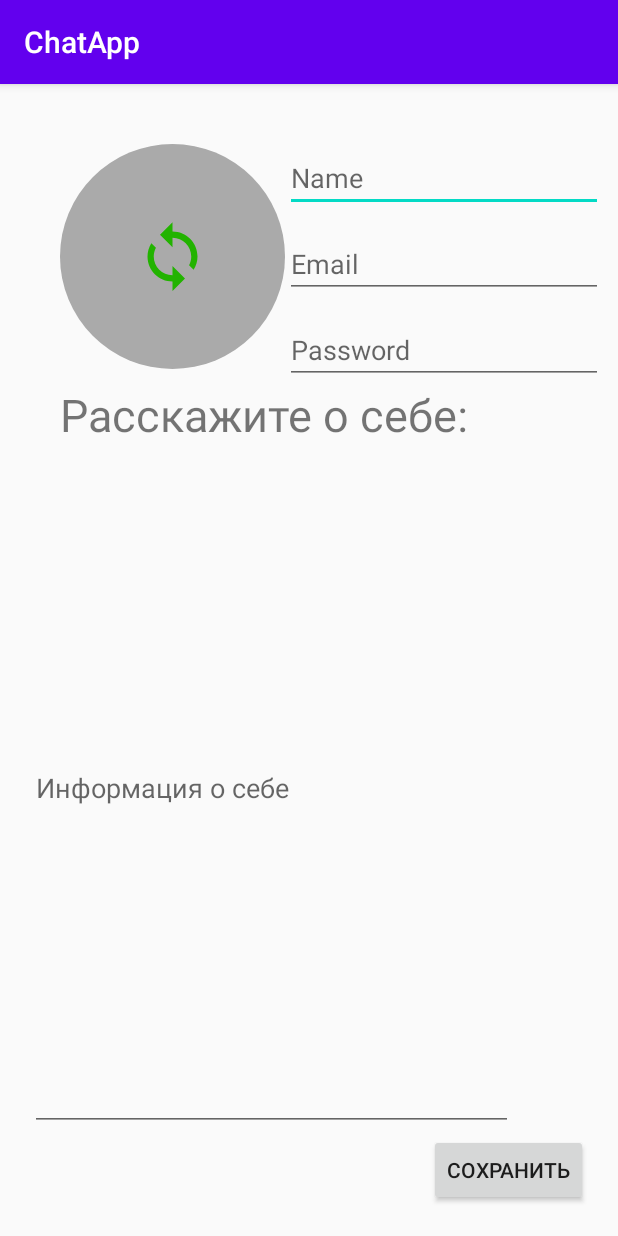
After one commit to Eganin/ChatApp, an Android app: the CustomizeView screen opened directly, with no data from a screen before it, on a phone screen of 412 x 824 dp. The commit adds this screen. Run offline under Robolectric (Android 15) with nearby library versions, the phone set to English and light mode, and no system bars.

Commit message:
add views settings and customize

```diff
--- a/app/src/main/AndroidManifest.xml
+++ b/app/src/main/AndroidManifest.xml
@@ -11,6 +11,8 @@
         android:theme="@style/AppTheme">
         <activity android:name=".mvp.userlist.UserListView"></activity>
         <activity android:name=".mvp.chat.ChatView"></activity>
+        <activity android:name=".mvp.menu.settings.SettingsView"></activity>
+        <activity android:name=".mvp.menu.customize.CustomizeView"></activity>
         <activity android:name=".mvp.signin.SignInView">
             <intent-filter>
                 <action android:name="android.intent.action.MAIN" />
--- a/app/src/main/java/com/example/chatapp/mvp/chat/ChatView.java
+++ b/app/src/main/java/com/example/chatapp/mvp/chat/ChatView.java
@@ -51,7 +51,7 @@ public class ChatView extends AppCompatActivity {
     @Override
     protected void onCreate(Bundle savedInstanceState){
         super.onCreate(savedInstanceState);
-        setContentView(R.layout.activity_chat);
+        setContentView(R.layout.view_chat);
 
         initPresenter();
         initDB();
--- /dev/null
+++ b/app/src/main/java/com/example/chatapp/mvp/menu/customize/CustomizeModel.java
@@ -0,0 +1,4 @@
+package com.example.chatapp.mvp.menu.customize;
+
+public class CustomizeModel {
+}
--- /dev/null
+++ b/app/src/main/java/com/example/chatapp/mvp/menu/customize/CustomizePresenter.java
@@ -0,0 +1,10 @@
+package com.example.chatapp.mvp.menu.customize;
+
+public class CustomizePresenter {
+
+    private CustomizeModel model;
+
+    public CustomizePresenter(CustomizeModel model){
+        this.model=model;
+    }
+}
--- /dev/null
+++ b/app/src/main/java/com/example/chatapp/mvp/menu/customize/CustomizeView.java
@@ -0,0 +1,56 @@
+package com.example.chatapp.mvp.menu.customize;
+
+import android.os.Bundle;
+import android.view.View;
+import android.widget.Button;
+import android.widget.EditText;
+import android.widget.ImageView;
+
+import androidx.appcompat.app.AppCompatActivity;
+
+import com.example.chatapp.R;
+
+public class CustomizeView extends AppCompatActivity {
+
+    private ImageView imageViewAvatar;
+    private EditText editTextCustomizeNickName;
+    private EditText editTextCustomizePassword;
+    private EditText editTextCustomizeEmail;
+    private EditText editTextUserInfo;
+    private Button buttonSubmitCustomize;
+    private CustomizePresenter presenter;
+
+    @Override
+    protected void onCreate(Bundle savedInstanceState) {
+        super.onCreate(savedInstanceState);
+
+        setContentView(R.layout.view_customize);
+
+        initPresenter();
+        findFields();
+        handlerButton();
+    }
+
+    private void initPresenter(){
+        CustomizeModel customizeModel = new CustomizeModel();
+        presenter = new CustomizePresenter(customizeModel);
+    }
+
+    private void findFields(){
+        imageViewAvatar = findViewById(R.id.imageViewAvatar);
+        editTextCustomizeEmail = findViewById(R.id.editTExtCustomizeEmail);
+        editTextCustomizeNickName = findViewById(R.id.editTextCustomizeNickName);
+        editTextCustomizePassword = findViewById(R.id.editTExtCustomizePassword);
+        editTextUserInfo = findViewById(R.id.editTextUserInfo);
+        buttonSubmitCustomize = findViewById(R.id.buttonSubmitCustomize);
+    }
+
+    private void handlerButton(){
+        buttonSubmitCustomize.setOnClickListener(new View.OnClickListener() {
+            @Override
+            public void onClick(View view) {
+
+            }
+        });
+    }
+}
--- /dev/null
+++ b/app/src/main/java/com/example/chatapp/mvp/menu/settings/SettingsModel.java
@@ -0,0 +1,4 @@
+package com.example.chatapp.mvp.menu.settings;
+
+public class SettingsModel {
+}
--- /dev/null
+++ b/app/src/main/java/com/example/chatapp/mvp/menu/settings/SettingsPresenter.java
@@ -0,0 +1,4 @@
+package com.example.chatapp.mvp.menu.settings;
+
+public class SettingsPresenter {
+}
--- /dev/null
+++ b/app/src/main/java/com/example/chatapp/mvp/menu/settings/SettingsView.java
@@ -0,0 +1,13 @@
+package com.example.chatapp.mvp.menu.settings;
+
+import android.os.Bundle;
+
+import androidx.appcompat.app.AppCompatActivity;
+
+public class SettingsView extends AppCompatActivity {
+
+    @Override
+    protected void onCreate(Bundle savedInstanceState) {
+        super.onCreate(savedInstanceState);
+    }
+}
--- a/app/src/main/java/com/example/chatapp/mvp/signin/SignInView.java
+++ b/app/src/main/java/com/example/chatapp/mvp/signin/SignInView.java
@@ -43,7 +43,7 @@ public class SignInView extends AppCompatActivity {
     @Override
     protected void onCreate(Bundle savedInstanceState){
         super.onCreate(savedInstanceState);
-        setContentView(R.layout.activity_sign_in);
+        setContentView(R.layout.view_sign_in);
 
         initPresenter();
         initDB();
--- a/app/src/main/java/com/example/chatapp/mvp/userlist/UserListView.java
+++ b/app/src/main/java/com/example/chatapp/mvp/userlist/UserListView.java
@@ -15,6 +15,8 @@ import com.example.chatapp.R;
 import com.example.chatapp.adapter.UserAdapter;
 import com.example.chatapp.common.User;
 import com.example.chatapp.mvp.chat.ChatView;
+import com.example.chatapp.mvp.menu.customize.CustomizeView;
+import com.example.chatapp.mvp.menu.settings.SettingsView;
 import com.example.chatapp.mvp.signin.SignInView;
 
 import java.util.ArrayList;
@@ -37,7 +39,7 @@ public class UserListView extends AppCompatActivity {
     @Override
     protected void onCreate(Bundle savedInstanceState) {
         super.onCreate(savedInstanceState);
-        setContentView(R.layout.activity_user_list);
+        setContentView(R.layout.view_user_list);
 
         getDataFromSignInActivity();
         initPresenter();
@@ -48,7 +50,7 @@ public class UserListView extends AppCompatActivity {
     }
 
     @Override
-    protected void onDestroy(){
+    protected void onDestroy() {
         super.onDestroy();
         presenter.detachView();
     }
@@ -61,16 +63,25 @@ public class UserListView extends AppCompatActivity {
     }
 
     @Override
-    public boolean onOptionsItemSelected(MenuItem item){
+    public boolean onOptionsItemSelected(MenuItem item) {
 
         int id = item.getItemId();
 
-        switch (id){
+        switch (id) {
 
             case R.id.sign_out:
                 // разлогиниваемся в FireBase
                 presenter.signOutDB();
-                startActivity(new Intent(UserListView.this , SignInView.class));
+                startActivity(new Intent(UserListView.this, SignInView.class));
+                return true;
+
+            case R.id.settings:
+                startActivity(new Intent(UserListView.this, SettingsView.class));
+                return true;
+
+
+            case R.id.customize_user:
+                startActivity(new Intent(UserListView.this, CustomizeView.class));
                 return true;
 
             default:
@@ -78,7 +89,7 @@ public class UserListView extends AppCompatActivity {
         }
     }
 
-    private void getDataFromSignInActivity(){
+    private void getDataFromSignInActivity() {
         Intent intent = getIntent();
         userName = intent.getStringExtra(NICKNAME);
     }
@@ -90,11 +101,11 @@ public class UserListView extends AppCompatActivity {
 
     }
 
-    private void initDB(){
+    private void initDB() {
         presenter.initDB();
     }
 
-    private void initRecyclerView(){
+    private void initRecyclerView() {
         recyclerView = findViewById(R.id.recyclerViewUserList);
         userArrayList = new ArrayList<User>();
         userAdapter = new UserAdapter(userArrayList);
@@ -108,7 +119,7 @@ public class UserListView extends AppCompatActivity {
         recyclerView.setAdapter(userAdapter);
     }
 
-    private void implementsInterfaceFromUserAdapter(){
+    private void implementsInterfaceFromUserAdapter() {
         userAdapter.setOnClickListener(new UserAdapter.OnUserClickListener() {
             @Override
             public void onUserClick(int position) {
@@ -118,14 +129,14 @@ public class UserListView extends AppCompatActivity {
     }
 
     private void goToChat(int position) {
-        Intent intent = new Intent(UserListView.this , ChatView.class);
-        intent.putExtra(RECIPIENT_USER_ID,userArrayList.get(position).getId());
-        intent.putExtra(RECIPIENT_USER_NAME,userArrayList.get(position).getName());
-        intent.putExtra(NICKNAME , userName);
+        Intent intent = new Intent(UserListView.this, ChatView.class);
+        intent.putExtra(RECIPIENT_USER_ID, userArrayList.get(position).getId());
+        intent.putExtra(RECIPIENT_USER_NAME, userArrayList.get(position).getName());
+        intent.putExtra(NICKNAME, userName);
         startActivity(intent);
     }
 
-    private void attachUserDatabaseReferenceListener(){
-        presenter.listenerDBUsers(userArrayList , userAdapter);
+    private void attachUserDatabaseReferenceListener() {
+        presenter.listenerDBUsers(userArrayList, userAdapter);
     }
 }
--- /dev/null
+++ b/app/src/main/res/drawable/circle_background_image_avatar.xml
@@ -0,0 +1,9 @@
+<?xml version="1.0" encoding="utf-8"?>
+<shape xmlns:android="http://schemas.android.com/apk/res/android"
+    android:shape="oval">
+
+    <solid android:color="@android:color/darker_gray"/>
+    <size android:width="150dp"
+        android:height="150dp" />
+
+</shape>
--- /dev/null
+++ b/app/src/main/res/drawable/ic_baseline_loop_24.xml
@@ -0,0 +1,5 @@
+<vector android:height="24dp" android:tint="#22B300"
+    android:viewportHeight="24" android:viewportWidth="24"
+    android:width="24dp" xmlns:android="http://schemas.android.com/apk/res/android">
+    <path android:fillColor="@android:color/white" android:pathData="M12,4L12,1L8,5l4,4L12,6c3.31,0 6,2.69 6,6 0,1.01 -0.25,1.97 -0.7,2.8l1.46,1.46C19.54,15.03 20,13.57 20,12c0,-4.42 -3.58,-8 -8,-8zM12,18c-3.31,0 -6,-2.69 -6,-6 0,-1.01 0.25,-1.97 0.7,-2.8L5.24,7.74C4.46,8.97 4,10.43 4,12c0,4.42 3.58,8 8,8v3l4,-4 -4,-4v3z"/>
+</vector>
--- /dev/null
+++ b/app/src/main/res/drawable/ic_baseline_person_outline_24.xml
@@ -0,0 +1,5 @@
+<vector android:height="24dp" android:tint="#22B300"
+    android:viewportHeight="24" android:viewportWidth="24"
+    android:width="24dp" xmlns:android="http://schemas.android.com/apk/res/android">
+    <path android:fillColor="@android:color/white" android:pathData="M12,5.9c1.16,0 2.1,0.94 2.1,2.1s-0.94,2.1 -2.1,2.1S9.9,9.16 9.9,8s0.94,-2.1 2.1,-2.1m0,9c2.97,0 6.1,1.46 6.1,2.1v1.1L5.9,18.1L5.9,17c0,-0.64 3.13,-2.1 6.1,-2.1M12,4C9.79,4 8,5.79 8,8s1.79,4 4,4 4,-1.79 4,-4 -1.79,-4 -4,-4zM12,13c-2.67,0 -8,1.34 -8,4v3h16v-3c0,-2.66 -5.33,-4 -8,-4z"/>
+</vector>
--- /dev/null
+++ b/app/src/main/res/layout/view_customize.xml
@@ -0,0 +1,84 @@
+<?xml version="1.0" encoding="utf-8"?>
+<RelativeLayout xmlns:android="http://schemas.android.com/apk/res/android"
+    android:layout_width="match_parent"
+    android:layout_height="match_parent">
+
+    <FrameLayout
+        android:id="@+id/frame"
+        android:layout_width="150dp"
+        android:layout_height="150dp"
+        android:layout_marginLeft="40dp"
+        android:layout_marginTop="40dp">
+        <ImageView
+            android:id="@+id/imageViewAvatar"
+            android:layout_width="150dp"
+            android:layout_height="150dp"
+
+            android:background="@drawable/circle_background_image_avatar"/>
+        <ImageView
+            android:layout_width="50dp"
+            android:layout_height="50dp"
+            android:background="@drawable/ic_baseline_loop_24"
+            android:layout_gravity="center"/>
+    </FrameLayout>
+
+
+
+    <EditText
+        android:id="@+id/editTextCustomizeNickName"
+        android:layout_width="match_parent"
+        android:layout_height="wrap_content"
+        android:layout_marginTop="40dp"
+        android:layout_marginRight="10dp"
+        android:layout_toRightOf="@id/frame"
+        android:hint="Name" />
+
+    <EditText
+        android:id="@+id/editTExtCustomizeEmail"
+        style="@style/CustomizeEditText"
+        android:layout_width="match_parent"
+        android:layout_height="wrap_content"
+        android:layout_below="@id/editTextCustomizeNickName"
+        android:hint="Email" />
+
+    <EditText
+        android:id="@+id/editTExtCustomizePassword"
+        style="@style/CustomizeEditText"
+        android:layout_width="match_parent"
+        android:layout_height="wrap_content"
+        android:layout_below="@id/editTExtCustomizeEmail"
+        android:hint="Password" />
+
+    <TextView
+        android:id="@+id/textViewUserInfo"
+        android:layout_width="match_parent"
+        android:layout_height="wrap_content"
+        android:layout_below="@id/editTExtCustomizePassword"
+        android:text="Расскажите о себе:"
+        android:textSize="30sp"
+        android:layout_marginLeft="40dp"/>
+
+
+
+    <EditText
+        android:id="@+id/editTextUserInfo"
+        android:layout_width="match_parent"
+        android:layout_height="match_parent"
+        android:hint="Информация о себе"
+        android:layout_below="@id/textViewUserInfo"
+        android:scrollbars="vertical"
+        android:layout_marginBottom="70dp"
+        android:layout_marginLeft="20dp"
+        android:layout_marginRight="70dp"/>
+
+    <Button
+        android:id="@+id/buttonSubmitCustomize"
+        android:layout_width="wrap_content"
+        android:layout_height="wrap_content"
+        android:layout_alignParentBottom="true"
+        android:layout_alignParentRight="true"
+        android:layout_marginRight="20dp"
+        android:layout_marginBottom="20dp"
+        android:text="Сохранить"/>
+
+</RelativeLayout>
--- /dev/null
+++ b/app/src/main/res/layout/view_settings.xml
@@ -0,0 +1,6 @@
+<?xml version="1.0" encoding="utf-8"?>
+<RelativeLayout
+    xmlns:android="http://schemas.android.com/apk/res/android" android:layout_width="match_parent"
+    android:layout_height="match_parent">
+
+</RelativeLayout>
--- a/app/src/main/res/menu/main_menu.xml
+++ b/app/src/main/res/menu/main_menu.xml
@@ -6,5 +6,15 @@
         android:id="@+id/sign_out"
         android:title="Sign Out"
         app:showAsAction="never" />
+    <item
+        android:id="@+id/settings"
+        android:title="Settings"
+        app:showAsAction="never"/>
+
+    <item
+        android:id="@+id/customize_user"
+        android:title="Customize User"
+        app:showAsAction="always"
+        android:icon="@drawable/ic_baseline_person_outline_24" />
 
 </menu>
--- a/app/src/main/res/values/styles.xml
+++ b/app/src/main/res/values/styles.xml
@@ -7,4 +7,10 @@
         <item name="colorAccent">@color/colorAccent</item>
     </style>
 
+    <style name="CustomizeEditText">
+        <item name="android:layout_marginRight">10dp</item>
+        <item name="android:layout_toRightOf">@id/frame</item>
+        <item name="android:layout_marginTop">12dp</item>
+    </style>
+
 </resources>
```
Also changed, not shown: app/src/main/res/layout/view_chat.xml (renamed from app/src/main/res/layout/activity_chat.xml), app/src/main/res/layout/view_sign_in.xml (renamed from app/src/main/res/layout/activity_sign_in.xml), app/src/main/res/layout/view_user_list.xml (renamed from app/src/main/res/layout/activity_user_list.xml).
